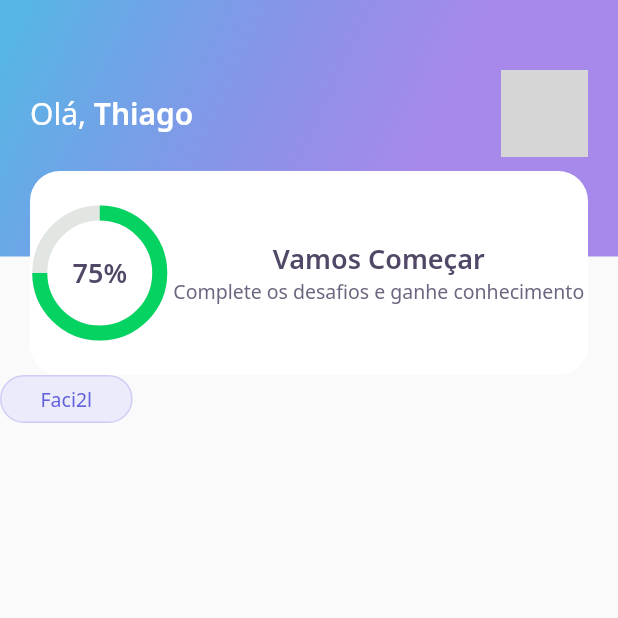
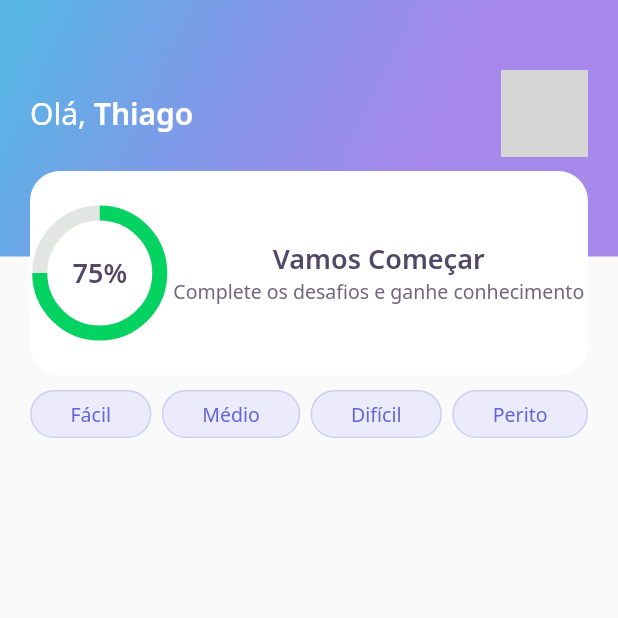
Before and after one commit to wstagf/NLW5-Flutter, a Flutter app: the screen it shows after launch, on a phone screen of 412 x 824 dp, the top half of it. Run offline on Flutter 3.47's test engine with Material 2 defaults, Android fonts, the light colour scheme and no system bars; our stand-ins replace google_fonts; network calls fail; grey boxes are pictures that could not be loaded.

Commit message:
colocado os 4 botoes na home

```diff
--- a/lib/home/home_page.dart
+++ b/lib/home/home_page.dart
@@ -13,8 +13,28 @@ class _HomePageState extends State<HomePage> {
   Widget build(BuildContext context) {
     return Scaffold(
       appBar: AppBarWidget(),
-      body: LevelButtonWidget(
-        label: "Faci2l",
+      body: Container(
+        padding: const EdgeInsets.only(top: 10.0),
+        child: Padding(
+          padding: const EdgeInsets.symmetric(horizontal: 20.0),
+          child: Row(
+            mainAxisAlignment: MainAxisAlignment.spaceBetween,
+            children: [
+              LevelButtonWidget(
+                label: "Fácil",
+              ),
+              LevelButtonWidget(
+                label: "Médio",
+              ),
+              LevelButtonWidget(
+                label: "Difícil",
+              ),
+              LevelButtonWidget(
+                label: "Perito",
+              ),
+            ],
+          ),
+        ),
       ),
     );
   }
```
